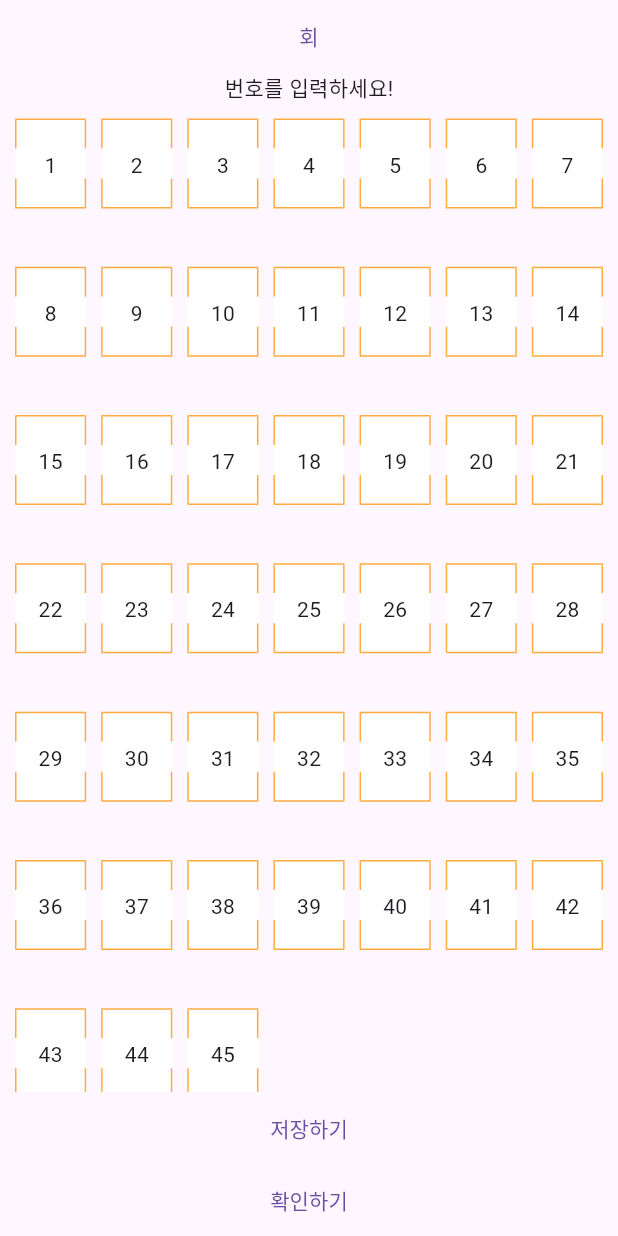
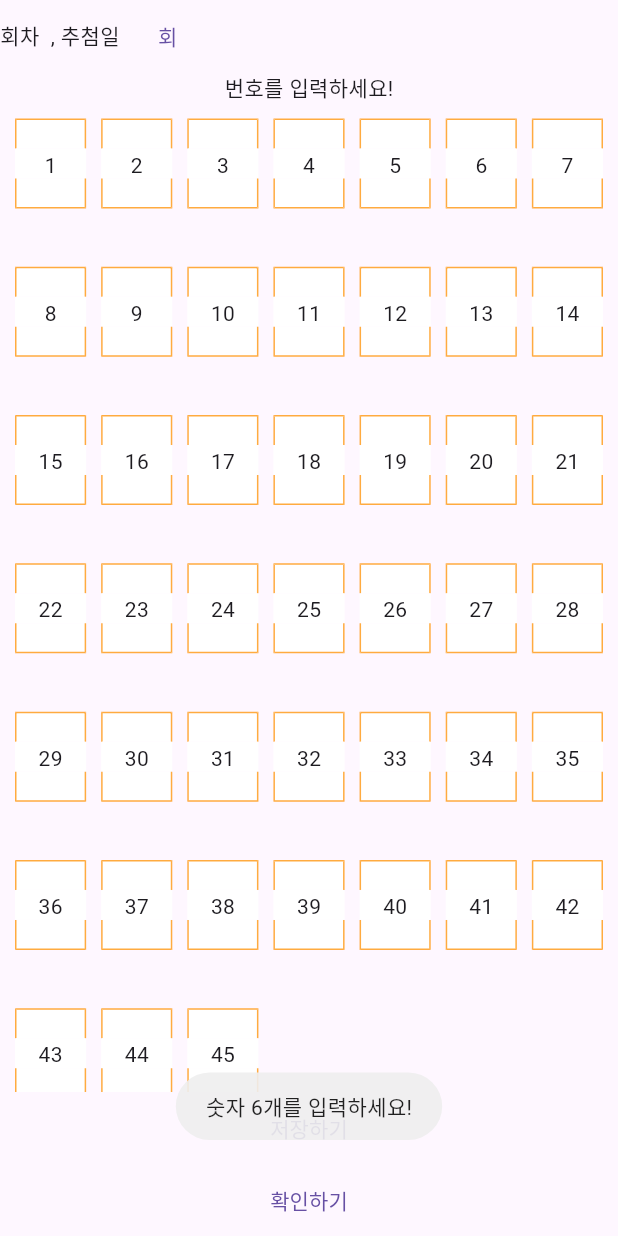
Before and after one commit to hyebinkim00/cloverlotto, a Flutter app: the SelfPage screen opened by its route, after a tap on "저장하기", on a phone screen of 412 x 824 dp. Run offline on Flutter 3.47's test engine with Material 3 defaults, Android fonts, the phone set to English and light mode, and no system bars; our stand-ins replace animated_splash_screen, dio, flutter_screenutil, fluttertoast, get, pretty_dio_logger and 2 more; missing offline and left inert: cp949_codec; accounts and stored records are empty; generated files the repository leaves out were written again; network calls fail.

Commit message:
kkangnangcong Project - Controller 수정중

```diff
--- a/lib/config/constants.dart
+++ b/lib/config/constants.dart
@@ -2,7 +2,7 @@ import 'package:cloverlotto/config/route_names.dart';
 import 'package:cloverlotto/main/binding/main_binding.dart';
 import 'package:cloverlotto/main/view/main_page.dart';
 import 'package:cloverlotto/mypage/binding/mypage_binding.dart';
-import 'package:cloverlotto/mypage/view/MyPage.dart';
+import 'package:cloverlotto/mypage/view/mypage_page.dart';
 import 'package:cloverlotto/random/binding/random_binding.dart';
 import 'package:cloverlotto/random/view/random_page.dart';
 import 'package:cloverlotto/scan/binding/scan_binding.dart';
--- a/lib/self/binding/self_binding.dart
+++ b/lib/self/binding/self_binding.dart
@@ -1,11 +1,11 @@
-import 'package:cloverlotto/random/controller/random_controller.dart';
 import 'package:cloverlotto/self/controller/self_controller.dart';
 import 'package:get/get.dart';
 
 class SelfBinding extends Bindings{
   @override
   void dependencies() {
+    Get.put(SelfController());
     // Get.lazyPut<SelfController>(() => SelfController());
-    Get.lazyPut(()=>SelfController());
   }
+
 }
--- a/lib/self/controller/self_controller.dart
+++ b/lib/self/controller/self_controller.dart
@@ -1,16 +1,12 @@
 import 'package:cloverlotto/model/selfnum.dart';
+import 'package:fluttertoast/fluttertoast.dart';
 import 'package:get/get.dart';
-import 'package:http/http.dart';
-
 import '../../model/loto.dart';
 import '../../sqllite/db.dart';
 
 class SelfController extends GetxController {
   RxList<int> selectList = <int>[].obs;
   RxList<bool> isSelected = List.generate(45, (index) => false).obs;
-  RxString serial = '회차 선택'.obs;
-  RxString dbs = 'null'.obs;
-  List<int> dbItem = [];
 
 
   // 눌린 수 -> selectList 에 없으면 저장 있으면 제거
@@ -38,9 +34,17 @@ class SelfController extends GetxController {
   }
 
 
+
+
   // 선택한 번호 6개 저장하기
   void saveList() async {
-    await DBHelper().insertDataList(selfNum(serial: 1098,num1: selectList[0],num2: selectList[1],num3: selectList[2],num4: selectList[3],num5: selectList[4],num6: selectList[5]));
+    if (selectList.length!=6){
+      Fluttertoast.showToast(msg: '숫자 6개를 입력하세요!');
+    } else{
+    await DBHelper().insertDataList(selfNum(serial: 1099,num1: selectList[0],num2: selectList[1],num3: selectList[2],num4: selectList[3],num5: selectList[4],num6: selectList[5]));
+    isSelected.assignAll(List.generate(45, (index) => false));
+    selectList.clear();
+    }
     // selectDb();
   }
 
@@ -63,9 +67,4 @@ class SelfController extends GetxController {
     // }
   }
 
-
-
-
-
-
 }
--- a/lib/self/view/self_page.dart
+++ b/lib/self/view/self_page.dart
@@ -11,23 +11,25 @@ class SelfPage extends GetView<SelfController> {
   @override
   Widget build(BuildContext context) {
     return WillPopScope(
-      onWillPop: () {
-        return _onBackKey();
-      },
+      onWillPop: _backKey,
       child: Scaffold(
           body: SafeArea(
+            top: true,
         child: Container(
-          width: MediaQuery.of(context).size.width, // 전체 화면을 채우도록 설정
-          height: MediaQuery.of(context).size.height,
+          width: double.infinity// 전체 화면을 채우도록 설정
+            , height: MediaQuery.of(context).size.height,
           child: Column(
             children: [
               //회차 선택
+              Row(children: [
+                Text('회차  , 추첨일'),
                 TextButton(
                   onPressed: () {
                     showOptionDialog(context);
                   },
                   child: Text(''+'회'),
                 ),
+              ],),
               Text('번호를 입력하세요!'),
               Expanded(
                 child: GridView.builder(
@@ -40,7 +42,7 @@ class SelfPage extends GetView<SelfController> {
                   itemCount: 45,
                   shrinkWrap: true,
                   physics: NeverScrollableScrollPhysics(),
-                  itemBuilder: (BuildContext context, int index) {
+                  itemBuilder: (context, index) {
                     return GestureDetector(
                       onTap: () {
                         controller.selected(index);
@@ -129,19 +131,17 @@ class SelfPage extends GetView<SelfController> {
               ListTile(
                 title: Text('Option 1'),
                 onTap: () {
-                  controller.serial.value = 'option1';
+
                 },
               ),
               ListTile(
                 title: Text('Option 2'),
                 onTap: () {
-                  controller.serial.value = 'option2';
                 },
               ),
               ListTile(
                 title: Text('Option 3'),
                 onTap: () {
-                  controller.serial.value = 'option3';
                  // 다이어로그 닫음
                   Navigator.of(context).pop();
                 },
@@ -154,9 +154,9 @@ class SelfPage extends GetView<SelfController> {
   }
 
 
-}
 
-Future<bool> _onBackKey() async {
-  // Get.back();
+  Future<bool> _backKey() async{
+    // Get.delete<SelfController>();
     return true;
   }
+}
--- a/lib/sqllite/db.dart
+++ b/lib/sqllite/db.dart
@@ -77,7 +77,6 @@ class DBHelper {
     for(var map in maps) {
       lists.add(selfNum.fromMap(map));
     }
-    print(lists[0].toString());
     return lists;
   }
 
--- a/pubspec.yaml
+++ b/pubspec.yaml
@@ -30,7 +30,7 @@ environment:
 dependencies:
   flutter:
     sdk: flutter
-  get: ^4.6.5
+  get: ^4.6.6
   flutter_screenutil: ^5.5.4
   intl: ^0.17.0
   http: ^1.1.0
@@ -43,6 +43,7 @@ dependencies:
   animated_splash_screen: ^1.1.0
   sqflite: ^2.3.0
   path: ^1.8.3
+  fluttertoast: ^8.2.4
 #  qr_code_scanner: ^1.0.1
 
   # The following adds the Cupertino Icons font to your application.
```
Also changed, not shown: lib/main/view/main_page.dart (+4 -5 lines), lib/mypage/controller/mypage_controller.dart (+3 -18 lines), lib/mypage/view/MyPage.dart (deleted, +0 -64 lines), lib/mypage/view/mypage_page.dart (added, +122 -0 lines), pubspec.lock, 1 other file. Lines whose indentation alone changed are shown as unchanged.
